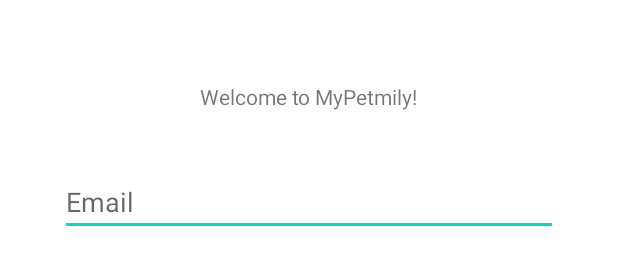
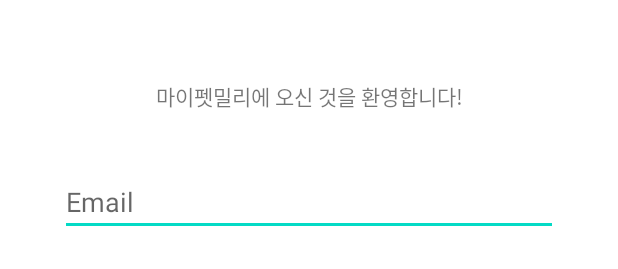
Before and after one commit to prography/6th-team3-android, an Android app: the layout activity_login_register.xml on its own in the app's theme, with its tools: preview values and no code run, on a phone screen of 412 x 824 dp. Shown: the top 269 px of the screen. Run offline under Robolectric (Android 15) with nearby library versions, the light colour scheme and no system bars; plain views replace LoginButton.

Commit message:
Create Pet Info register layout

```diff
--- a/PetHotel/app/src/main/res/layout/activity_login_register.xml
+++ b/PetHotel/app/src/main/res/layout/activity_login_register.xml
@@ -15,14 +15,14 @@
         android:id="@+id/tv_login_register_title"
         android:layout_width="wrap_content"
         android:layout_height="wrap_content"
-        android:text="Welcome to MyPetmily!"
-        app:layout_constraintBottom_toTopOf="@+id/et_username"
+        android:text="@string/login_screen_welcome_message"
+        app:layout_constraintBottom_toTopOf="@+id/et_login_username"
         app:layout_constraintEnd_toEndOf="parent"
         app:layout_constraintStart_toStartOf="parent"
         app:layout_constraintTop_toTopOf="parent" />
 
     <EditText
-        android:id="@+id/et_username"
+        android:id="@+id/et_login_username"
         android:layout_width="0dp"
         android:layout_height="wrap_content"
         android:layout_marginStart="24dp"
@@ -37,7 +37,7 @@
         app:layout_constraintTop_toTopOf="parent" />
 
     <EditText
-        android:id="@+id/et_password"
+        android:id="@+id/et_login_password"
         android:layout_width="0dp"
         android:layout_height="wrap_content"
         android:layout_marginStart="24dp"
@@ -51,10 +51,10 @@
         android:selectAllOnFocus="true"
         app:layout_constraintEnd_toEndOf="parent"
         app:layout_constraintStart_toStartOf="parent"
-        app:layout_constraintTop_toBottomOf="@+id/et_username" />
+        app:layout_constraintTop_toBottomOf="@+id/et_login_username" />
 
     <com.google.android.material.button.MaterialButton
-        android:id="@+id/btn_login"
+        android:id="@+id/btn_login_user_login"
         android:layout_width="wrap_content"
         android:layout_height="wrap_content"
         android:layout_gravity="start"
@@ -65,11 +65,11 @@
         android:text="LOGIN"
         app:layout_constraintBottom_toBottomOf="parent"
         app:layout_constraintStart_toStartOf="parent"
-        app:layout_constraintTop_toBottomOf="@+id/et_password"
+        app:layout_constraintTop_toBottomOf="@+id/et_login_password"
         app:layout_constraintVertical_bias="0.2" />
 
     <com.google.android.material.button.MaterialButton
-        android:id="@+id/btn_register"
+        android:id="@+id/btn_login_user_register"
         android:layout_width="wrap_content"
         android:layout_height="wrap_content"
         android:layout_marginStart="78dp"
@@ -77,17 +77,17 @@
         android:gravity="start"
         android:text="REGISTER"
         app:layout_constraintEnd_toEndOf="parent"
-        app:layout_constraintStart_toEndOf="@+id/btn_login"
-        app:layout_constraintTop_toTopOf="@+id/btn_login" />
+        app:layout_constraintStart_toEndOf="@+id/btn_login_user_login"
+        app:layout_constraintTop_toTopOf="@+id/btn_login_user_login" />
 
     <com.kakao.usermgmt.LoginButton
-        android:id="@+id/btn_kakao_login"
+        android:id="@+id/btn_login_social_kakao"
         android:layout_width="match_parent"
         android:layout_height="wrap_content"
         app:layout_constraintBottom_toBottomOf="parent"
         app:layout_constraintEnd_toEndOf="parent"
         app:layout_constraintStart_toStartOf="parent"
-        app:layout_constraintTop_toBottomOf="@+id/btn_login" />
+        app:layout_constraintTop_toBottomOf="@+id/btn_login_user_login" />
 
     <!--    <com.google.android.gms.common.SignInButton-->
     <!--        android:layout_width="wrap_content"-->
@@ -109,8 +109,8 @@
         android:layout_marginBottom="64dp"
         android:visibility="gone"
         app:layout_constraintBottom_toBottomOf="parent"
-        app:layout_constraintEnd_toEndOf="@+id/et_password"
-        app:layout_constraintStart_toStartOf="@+id/et_password"
+        app:layout_constraintEnd_toEndOf="@+id/et_login_password"
+        app:layout_constraintStart_toStartOf="@+id/et_login_password"
         app:layout_constraintTop_toTopOf="parent"
         app:layout_constraintVertical_bias="0.3" />
 </androidx.constraintlayout.widget.ConstraintLayout>
--- a/PetHotel/app/src/main/res/layout/pet_info_layout.xml
+++ b/PetHotel/app/src/main/res/layout/pet_info_layout.xml
@@ -5,7 +5,7 @@
     android:layout_gravity="center"
     android:background="@android:color/white"
     android:layout_width="match_parent"
-    android:layout_height="match_parent">
+    android:layout_height="wrap_content">
 
     <ImageView
         android:id="@+id/img_register_pet_image"
--- a/PetHotel/app/src/main/res/layout/register_pet_info_detail_fragment.xml
+++ b/PetHotel/app/src/main/res/layout/register_pet_info_detail_fragment.xml
@@ -6,9 +6,7 @@
     android:gravity="center_vertical"
     tools:context=".ui.RegisterPetInfoDetailFragment">
 
-    <androidx.viewpager.widget.ViewPager
-        android:id="@+id/view_pager_register_pet_info_detail"
-        android:layout_width="match_parent"
-        android:layout_height="500dp"/>
+<!--    동적으로 추가하는 방법에 대해서 더 생각해보기 -->
+    <include layout="@layout/pet_info_layout"/>
 
 </LinearLayout>
--- a/PetHotel/app/src/main/res/values/strings.xml
+++ b/PetHotel/app/src/main/res/values/strings.xml
@@ -23,4 +23,5 @@
     <string name="register_enter_username_hint">이름/닉네임을 입력해 주세요</string>
     <string name="register_enter_username_title">이름/닉네임</string>
     <string name="how_many_dogs_question">몇 마리의 반려견을 기르고 계신가요?</string>
+    <string name="login_screen_welcome_message">마이펫밀리에 오신 것을 환영합니다!</string>
 </resources>
```
Also changed, not shown: PetHotel/app/src/main/java/com/prography/pethotel/ui/PetDetailPagerAdapter.kt (deleted, +0 -53 lines), PetHotel/app/src/main/java/com/prography/pethotel/ui/RegisterPetInfoDetailFragment.kt (+2 -35 lines), PetHotel/app/src/main/res/navigation/login_navigation.xml (added, +36 -0 lines).
